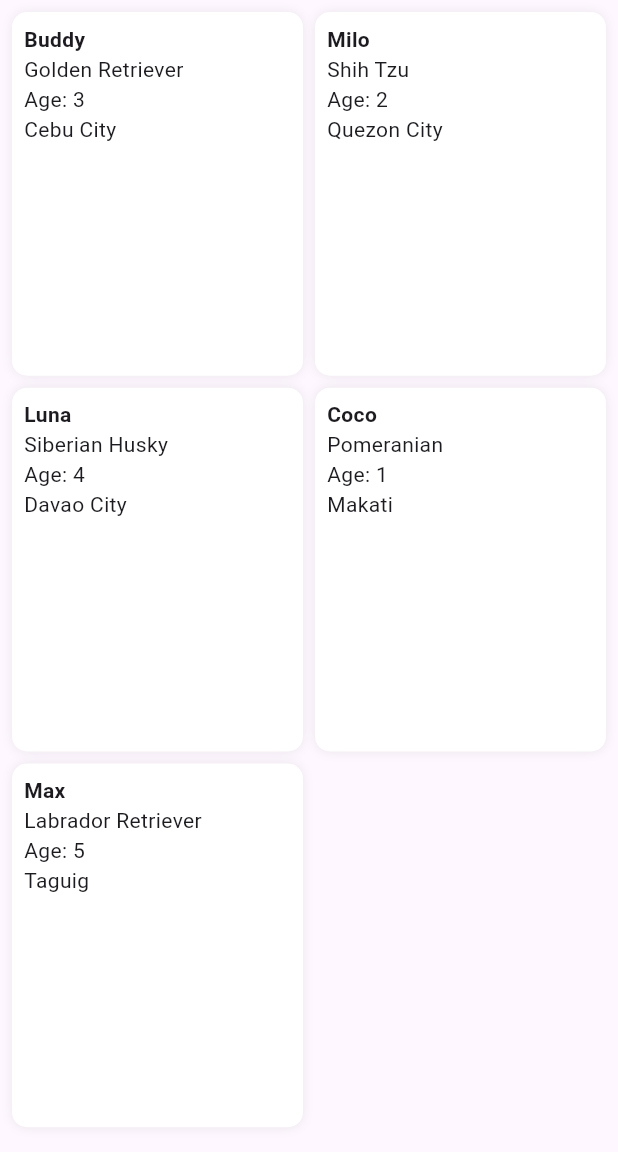
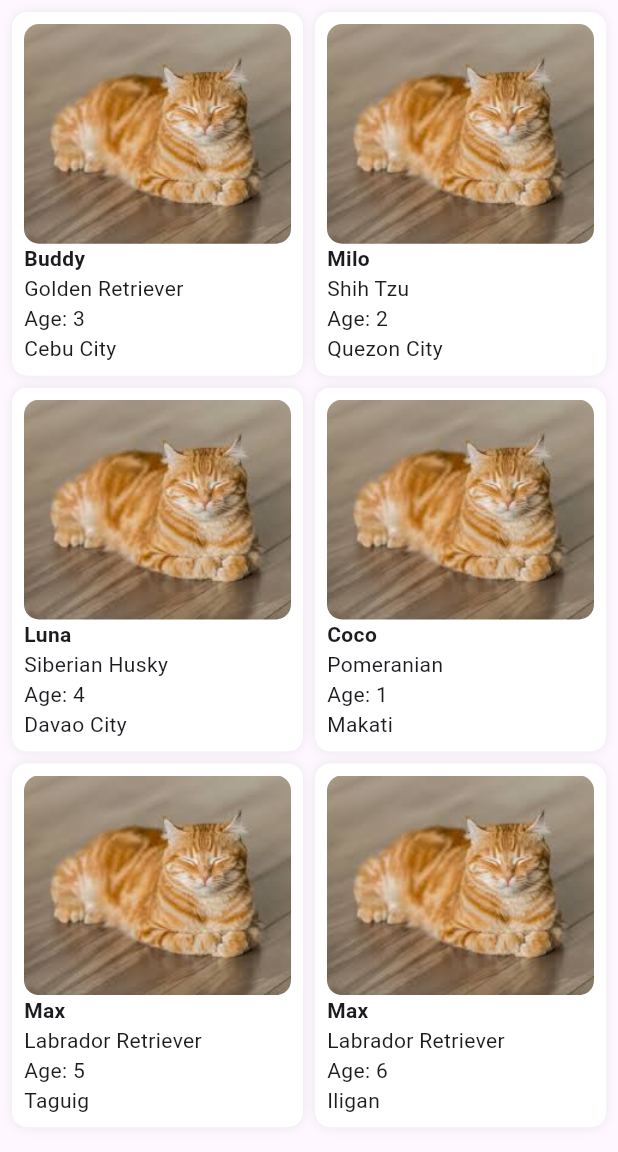
Before and after one commit to Sciege/CCC151, a Flutter app: the GuestUser screen opened by its route, on a phone screen of 412 x 824 dp, the part 84-1236 px from its top. Run offline on Flutter 3.47's test engine with Material 3 defaults, Android fonts, the phone set to English and light mode, and no system bars.

Commit message:
Added pictures in petcard & filtering

```diff
--- a/lib/tests/test_data.dart
+++ b/lib/tests/test_data.dart
@@ -1,4 +1,4 @@
-final List<Map<String, dynamic>> testPets = [
+final List<Map<String, dynamic>> displayPets = [
   {
     'name': 'Buddy',
     'breed': 'Golden Retriever',
@@ -33,5 +33,11 @@ final List<Map<String, dynamic>> testPets = [
     'age': 5,
     'place': 'Taguig',
     'img' : 'assets/cat.jpg'
+  },  {
+    'name': 'Max',
+    'breed': 'Labrador Retriever',
+    'age': 6,
+    'place': 'Iligan',
+    'img' : 'assets/cat.jpg'
   },
 ];
--- a/lib/users/guest_user.dart
+++ b/lib/users/guest_user.dart
@@ -1,7 +1,7 @@
 import 'package:flutter/material.dart';
 import 'package:flutter/services.dart';
-import 'package:fureverhome/tests/test_data.dart';
 import '../petScreen/petScreenDetails.dart';
+import 'guest_user_filter.dart';
 
 class GuestUser extends StatefulWidget {
   static final String guestScreen = '/guest_user';
@@ -14,30 +14,10 @@ class GuestUser extends StatefulWidget {
 
 String searchQuery = '';
 
-
 class _GuestUserState extends State<GuestUser> {
-  List<Map<String, dynamic>> filterPets({
-    String? nameQuery,
-    String? breedQuery,
-    String? locationQuery,
-    int? ageQuery,
-  }) {
-    return testPets.where((pet) {
-      bool matchesName = nameQuery == null ||
-          pet['name'].toLowerCase().contains(nameQuery.toLowerCase());
-      bool matchesBreed = breedQuery == null ||
-          pet['breed'].toLowerCase().contains(breedQuery.toLowerCase());
-      bool matchesLocation = locationQuery == null ||
-          pet['place'].toLowerCase().contains(locationQuery.toLowerCase());
-      bool matchesAge =
-          ageQuery == null || pet['age'] == ageQuery; // Exact age match
-
-      return matchesName && matchesBreed && matchesLocation && matchesAge;
-    }).toList();
-  }
-
   @override
   Widget build(BuildContext context) {
+    List<Map<String, dynamic>> displayPets = filterPets(query: searchQuery);
     return Scaffold(
       appBar: AppBar(
         title: Row(
@@ -78,7 +58,7 @@ class _GuestUserState extends State<GuestUser> {
       body: Padding(
         padding: const EdgeInsets.all(8.0),
         child: GridView.builder(
-          itemCount: testPets.length,
+          itemCount: displayPets.length,
           gridDelegate: const SliverGridDelegateWithFixedCrossAxisCount(
             crossAxisCount: 2, // 3 items per row
             crossAxisSpacing: 8, // Space between columns
@@ -86,8 +66,9 @@ class _GuestUserState extends State<GuestUser> {
             childAspectRatio: 0.8, // Adjust size ratio of each item
           ),
           itemBuilder: (context, index) {
-            final pet = testPets[index];
+            final pet = displayPets[index];
             return _petCard(
+              image: pet['img'],
               name: pet['name'],
               breed: pet['breed'],
               age: pet['age'],
@@ -102,6 +83,7 @@ class _GuestUserState extends State<GuestUser> {
 }
 
 Widget _petCard({
+  required String image,
   required String name,
   required String breed,
   required int age,
@@ -137,6 +119,12 @@ Widget _petCard({
       child: Column(
         crossAxisAlignment: CrossAxisAlignment.start,
         children: [
+          Expanded(
+            child: ClipRRect(
+              borderRadius: BorderRadius.circular(10),
+              child: Image.asset(image, height: 150, width: double.infinity, fit: BoxFit.cover),
+            ),
+          ),
           Text(name, style: TextStyle(fontWeight: FontWeight.bold)),
           // Bold pet name
           Text(breed),
--- /dev/null
+++ b/lib/users/guest_user_filter.dart
@@ -0,0 +1,11 @@
+import 'package:fureverhome/tests/test_data.dart';
+
+List<Map<String, dynamic>> filterPets({required String query}) {
+  if(query == null || query.isEmpty)return displayPets;
+
+  List searchQuery = query.toLowerCase().split(' ');
+  return displayPets.where((pet) {
+    String petData = '${pet['name']}  ${pet['breed']} ${pet['place']} ${pet['age']}'.toLowerCase();
+    return searchQuery.every((item) => petData.contains(item));
+  }).toList();
+}
--- a/pubspec.yaml
+++ b/pubspec.yaml
@@ -60,7 +60,7 @@ flutter:
 
   # To add assets to your application, add an assets section, like this:
   assets:
-     - lib/assets/cat.jpg
+     - assets/cat.jpg
 
   # An image asset can refer to one or more resolution-specific "variants", see
   # https://flutter.dev/to/resolution-aware-images
```
Also changed, not shown: assets/cat.jpg (renamed from lib/assets/cat.jpg).
